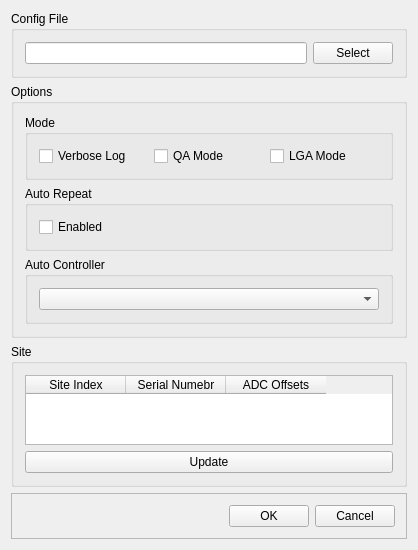
fanmuzhi/huangpu, file Huangpu/Syn_LocalSettingsDlg.ui: the form before one commit.
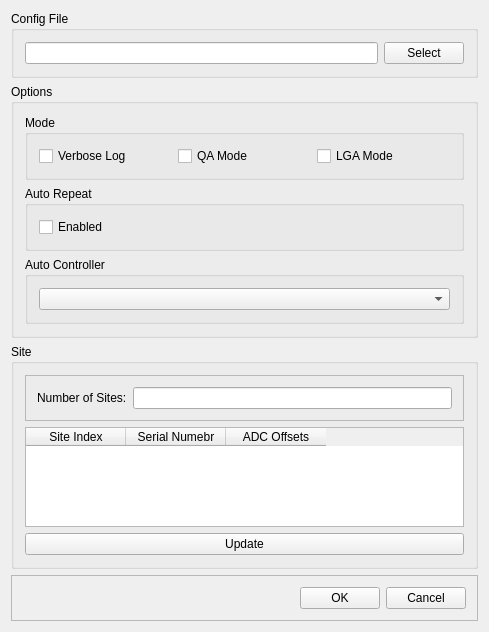
The form after the commit.

The edit to the form file:
```diff
--- a/Huangpu/Syn_LocalSettingsDlg.ui
+++ b/Huangpu/Syn_LocalSettingsDlg.ui
@@ -9,8 +9,8 @@
    <rect>
     <x>0</x>
     <y>0</y>
-    <width>418</width>
-    <height>517</height>
+    <width>489</width>
+    <height>632</height>
    </rect>
   </property>
   <property name="windowTitle">
@@ -113,7 +113,7 @@
       <string>Site</string>
      </property>
      <layout class="QGridLayout" name="gridLayout_6">
-      <item row="0" column="0">
+      <item row="1" column="0">
        <widget class="QTableWidget" name="SiteTableWidget">
         <column>
          <property name="text">
@@ -132,13 +132,35 @@
         </column>
        </widget>
       </item>
-      <item row="1" column="0">
+      <item row="2" column="0">
        <widget class="QPushButton" name="UpdateSitePushButton">
         <property name="text">
          <string>Update</string>
         </property>
        </widget>
       </item>
+      <item row="0" column="0">
+       <widget class="QFrame" name="frame_2">
+        <property name="frameShape">
+         <enum>QFrame::StyledPanel</enum>
+        </property>
+        <property name="frameShadow">
+         <enum>QFrame::Raised</enum>
+        </property>
+        <layout class="QHBoxLayout" name="horizontalLayout">
+         <item>
+          <widget class="QLabel" name="SiteCountsSettingLabel">
+           <property name="text">
+            <string>Number of Sites:</string>
+           </property>
+          </widget>
+         </item>
+         <item>
+          <widget class="QLineEdit" name="SiteCountsLineEdit"/>
+         </item>
+        </layout>
+       </widget>
+      </item>
      </layout>
     </widget>
    </item>
```
